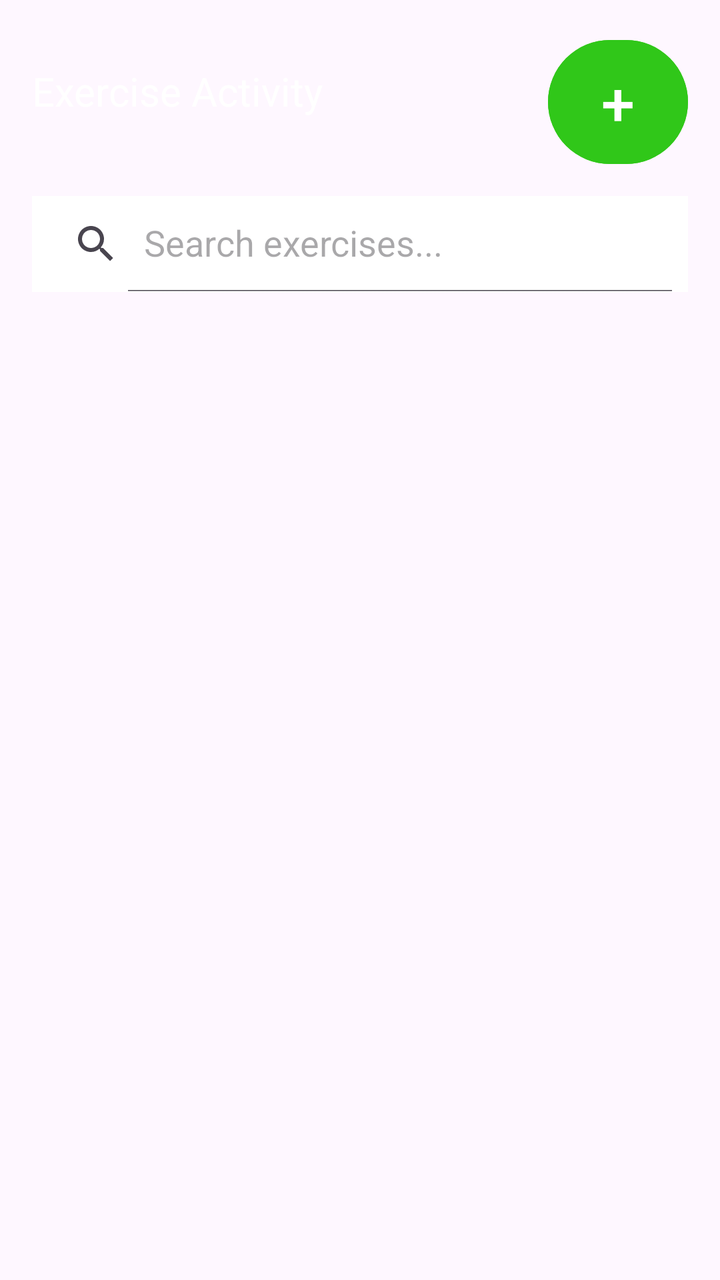
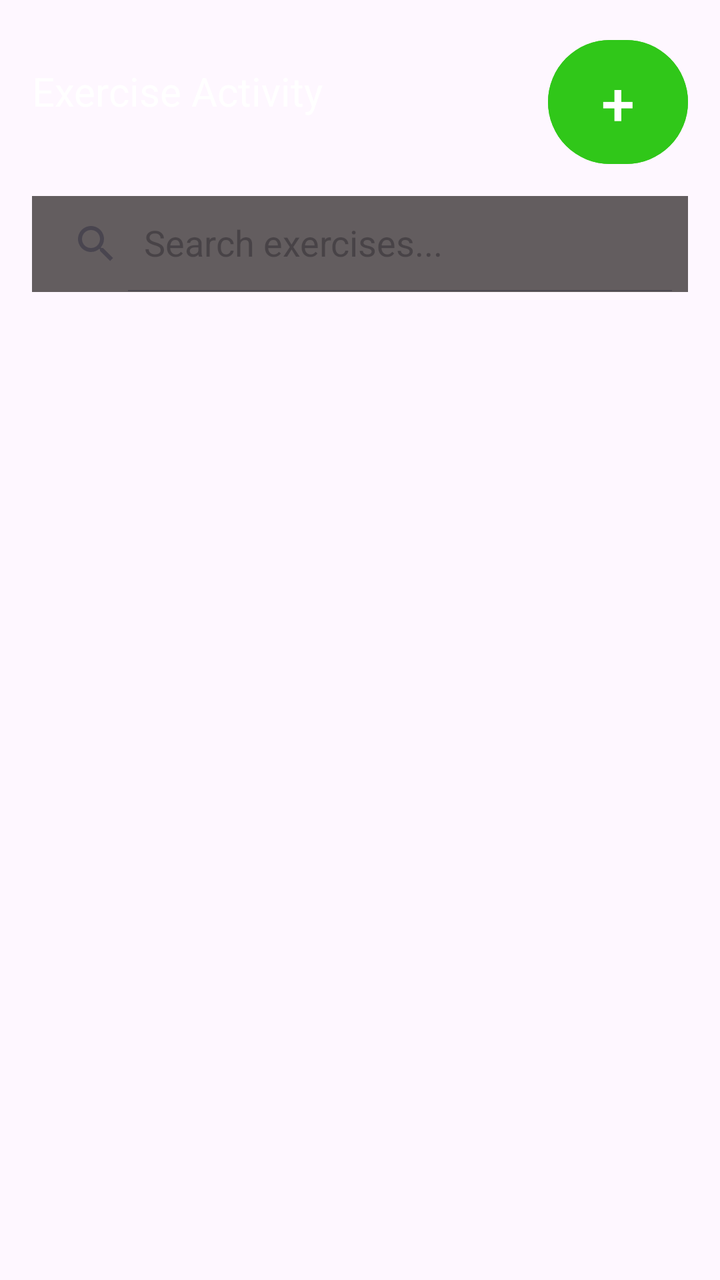

The first picture is an Android layout as it rendered before a commit; the second is the same layout after the commit. The layout source and the unified diff follow.
<!-- AndroidManifest.xml: application theme Theme.GymApp -->
<!-- res/layout/activity_exercise.xml -->
<?xml version="1.0" encoding="utf-8"?>
<androidx.constraintlayout.widget.ConstraintLayout xmlns:android="http://schemas.android.com/apk/res/android"
    xmlns:app="http://schemas.android.com/apk/res-auto"
    xmlns:tools="http://schemas.android.com/tools"
    android:id="@+id/plan"
    android:layout_width="match_parent"
    android:layout_height="match_parent"
    android:padding="16dp">

    <TextView
        android:id="@+id/textView"
        android:layout_width="0dp"
        android:layout_height="wrap_content"
        android:layout_marginTop="16dp"
        android:text="@string/exercise_activity_main_text"
        android:textColor="@color/white"
        android:textSize="20sp"
        app:layout_constraintStart_toStartOf="parent"
        app:layout_constraintTop_toTopOf="parent" />

    <Button
        android:id="@+id/button"
        android:layout_width="70dp"
        android:layout_height="70dp"
        android:backgroundTint="@color/green_add"
        android:text="@string/text_add_button"
        android:textColor="@color/white"
        android:textSize="30sp"
        app:layout_constraintEnd_toEndOf="parent"
        app:layout_constraintHorizontal_bias="1.0"
        app:layout_constraintStart_toEndOf="@+id/textView"
        app:layout_constraintTop_toTopOf="parent" />


    <androidx.appcompat.widget.SearchView
        android:id="@+id/searchView"
        android:layout_width="0dp"
        android:layout_height="wrap_content"
        android:layout_marginTop="12dp"
        android:background="@android:color/white"
        app:iconifiedByDefault="false"
        app:queryHint="Search exercises..."
        app:layout_constraintEnd_toEndOf="parent"
        app:layout_constraintStart_toStartOf="parent"
        app:layout_constraintTop_toBottomOf="@+id/button" />

    <ListView
        android:id="@+id/listView"
        android:layout_width="0dp"
        android:layout_height="0dp"
        android:layout_marginTop="12dp"
        app:layout_constraintBottom_toBottomOf="parent"
        app:layout_constraintEnd_toEndOf="parent"
        app:layout_constraintStart_toStartOf="parent"
        app:layout_constraintTop_toBottomOf="@+id/searchView" />


</androidx.constraintlayout.widget.ConstraintLayout>
<!-- resources referenced by this layout -->
<resources>
  <color name="green_add">#30C719</color>
  <color name="white">#FFFFFFFF</color>
  <string name="exercise_activity_main_text">Exercise Activity</string>
  <string name="text_add_button">+</string>
  <style name="Theme.GymApp" parent="Base.Theme.GymApp" />
  <style name="Base.Theme.GymApp" parent="Theme.Material3.DayNight.NoActionBar">
          
          <item name="android:forceDarkAllowed">false</item>
  
          
      </style>
</resources>

<!-- the commit's change to res/layout/activity_exercise.xml (unified diff, before → after) -->
@@ -37,7 +37,7 @@
         android:layout_width="0dp"
         android:layout_height="wrap_content"
         android:layout_marginTop="12dp"
-        android:background="@android:color/white"
+        android:background="@color/darker_grey"
         app:iconifiedByDefault="false"
         app:queryHint="Search exercises..."
         app:layout_constraintEnd_toEndOf="parent"
<!-- resource entries referenced after the edit -->
@@ -1,5 +1,6 @@
 <!-- resources referenced by this layout -->
 <resources>
+  <color name="darker_grey">#CD3E3939</color>
   <color name="green_add">#30C719</color>
   <color name="white">#FFFFFFFF</color>
   <string name="exercise_activity_main_text">Exercise Activity</string>
